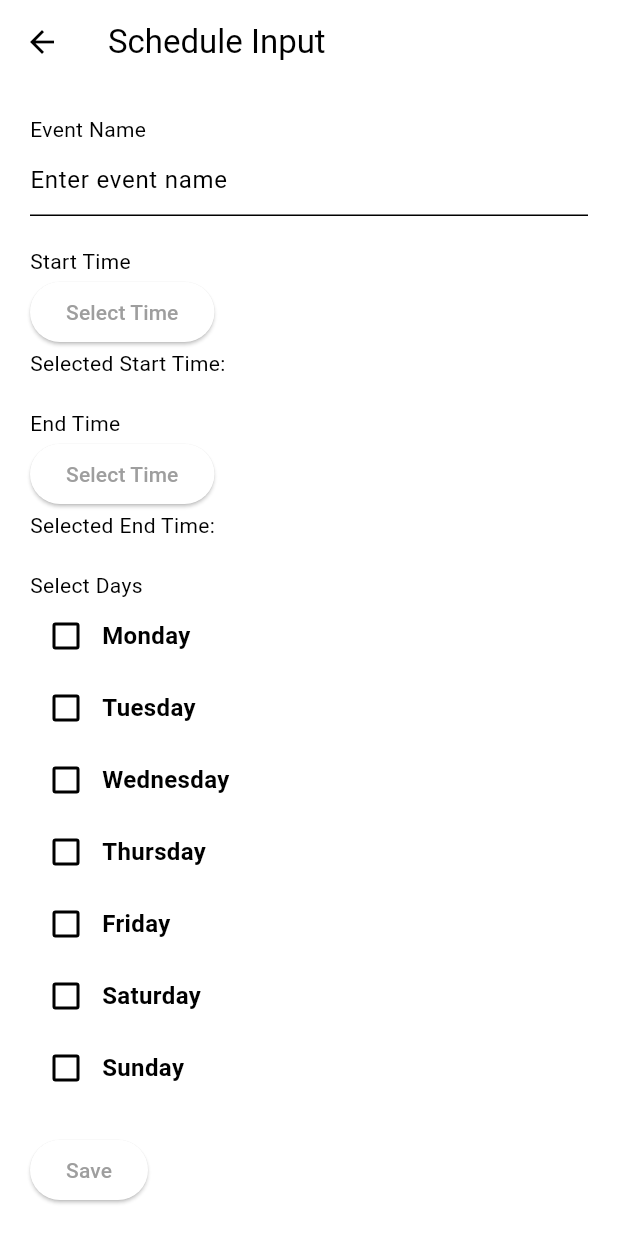
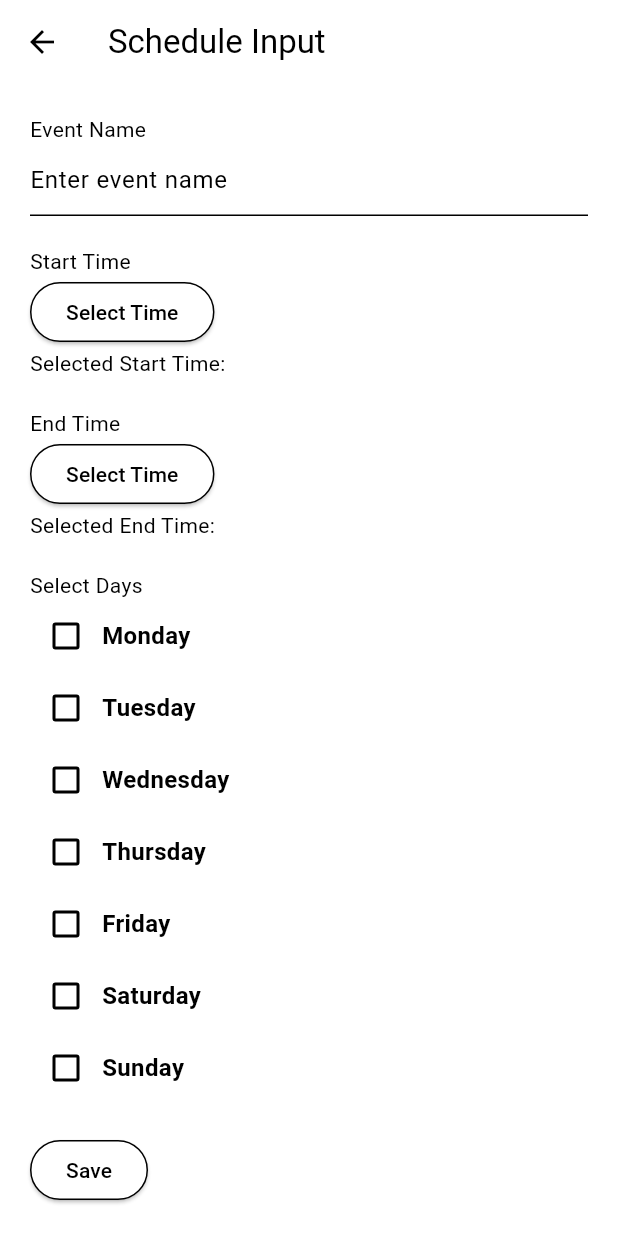
Before and after one commit to KelvQ/student_central, a Flutter app: the ScheduleInputPage screen opened directly, on a phone screen of 412 x 824 dp. Run offline on Flutter 3.47's test engine with Material 3 defaults, Android fonts, the phone set to English and light mode, and no system bars; our stand-ins replace cloud_firestore, firebase_auth, firebase_core; accounts and stored records are empty.

Commit message:
Changed button colors

```diff
--- a/lib/schedule.dart
+++ b/lib/schedule.dart
@@ -230,14 +230,26 @@ class _ScheduleInputPageState extends State<ScheduleInputPage> {
             Text('Start Time'),
             ElevatedButton(
               onPressed: () => _selectStartTime(context),
-              child: Text('Select Time'),
+              style: ElevatedButton.styleFrom(
+                side: const BorderSide(color: Colors.black, width: 1),
+              ),
+              child: const Text(
+                  'Select Time',
+                  style: TextStyle(color: Colors.black),
+              ),
             ),
             Text('Selected Start Time: $_selectedStartTime'),
             SizedBox(height: 20.0),
             Text('End Time'),
             ElevatedButton(
               onPressed: () => _selectEndTime(context),
-              child: Text('Select Time'),
+              style: ElevatedButton.styleFrom(
+                side: const BorderSide(color: Colors.black, width: 1),
+              ),
+              child: const Text(
+                  'Select Time',
+                   style: TextStyle(color: Colors.black),
+              ),
             ),
             Text('Selected End Time: $_selectedEndTime'),
             SizedBox(height: 20.0),
@@ -291,7 +303,13 @@ class _ScheduleInputPageState extends State<ScheduleInputPage> {
                   Navigator.pop(context, classInfo);
                 }
               },
-              child: Text('Save'),
+              style: ElevatedButton.styleFrom(
+                side: const BorderSide(color: Colors.black, width: 1),
+              ),
+              child: Text(
+                  'Save',
+                  style: TextStyle(color: Colors.black),
+              ),
             ),
           ],
         ),
```
Also changed, not shown: lib/account.dart (+11 -2 lines), lib/study.dart (+14 -2 lines).
